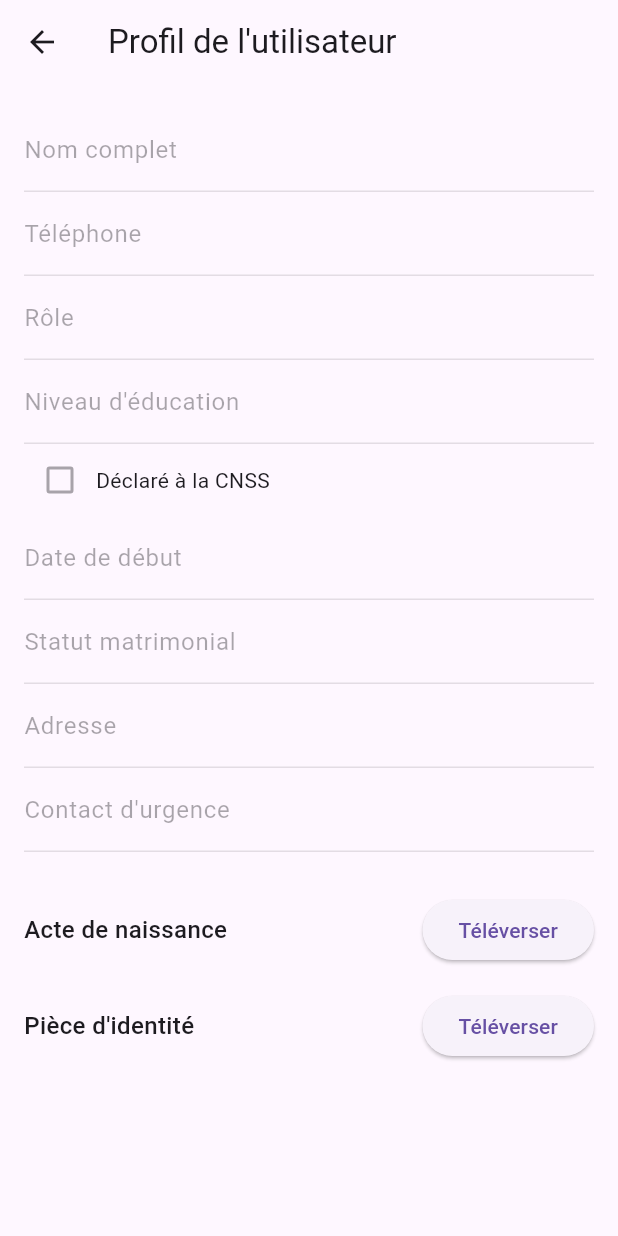
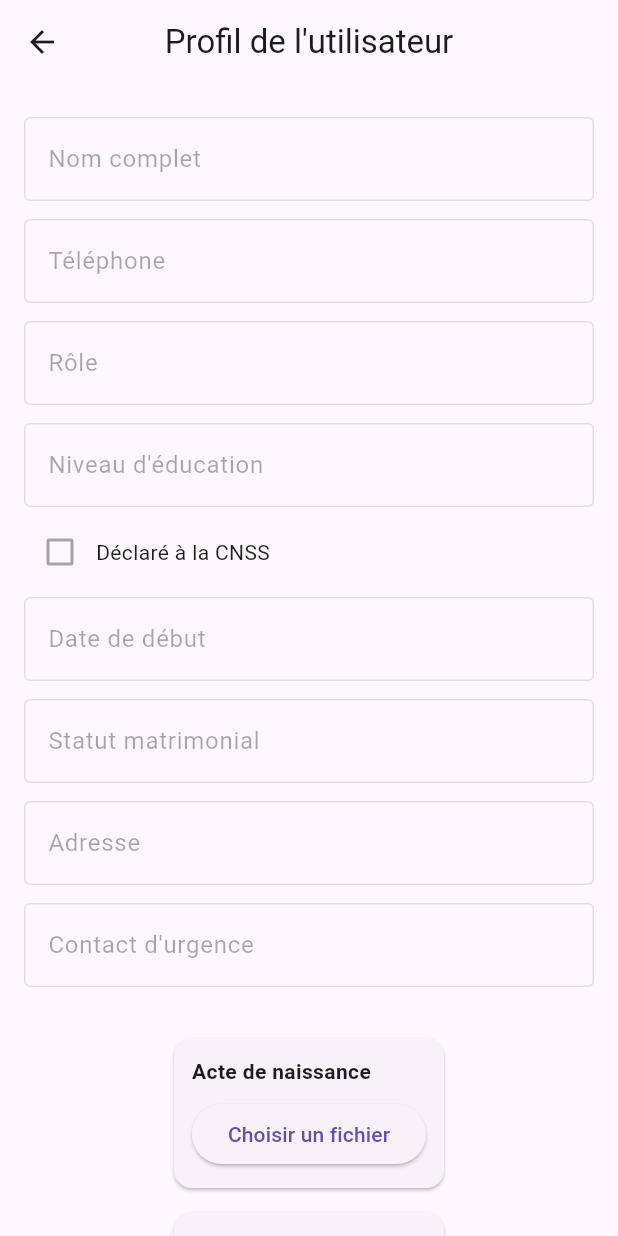
Before and after one commit to Louiscarlos2508/whisky_shop_app, a Flutter app: the ProfilPage screen opened directly, on a phone screen of 412 x 824 dp. Run offline on Flutter 3.47's test engine with Material 3 defaults, Android fonts, the phone set to English and light mode, and no system bars; our stand-ins replace cloud_firestore, file_picker, firebase_auth, firebase_core, firebase_storage, location and 2 more; missing offline and left inert: audio_waveforms, flutter_sound, mobile_scanner, universal_html; accounts and stored records are empty.

Commit message:
profil ameliorer

```diff
--- a/lib/pages/profil_page.dart
+++ b/lib/pages/profil_page.dart
@@ -1,10 +1,9 @@
 import 'dart:io';
-
 import 'package:cloud_firestore/cloud_firestore.dart';
 import 'package:firebase_storage/firebase_storage.dart';
 import 'package:file_picker/file_picker.dart';
-import 'package:flutter/foundation.dart';
 import 'package:flutter/material.dart';
+import 'package:url_launcher/url_launcher.dart';
 
 class ProfilPage extends StatefulWidget {
   final String userId;
@@ -25,13 +24,15 @@ class _ProfilePageState extends State<ProfilPage> {
   final _addressController = TextEditingController();
   final _emergencyContactController = TextEditingController();
 
-
   String? _selectedRole;
   String? _selectedEducationLevel;
   bool _isRegisteredCnss = false;
 
   String? _acteDeNaissanceUrl;
   String? _pieceIdentiteUrl;
+
+  File? _selectedFile;
+  String? _selectedFileType;
 
   @override
   void initState() {
@@ -42,112 +43,161 @@ class _ProfilePageState extends State<ProfilPage> {
   Future<void> _loadUserData() async {
     try {
       final doc = await _firestore.collection('users').doc(widget.userId).get();
-      if (!doc.exists) {
-        print("Aucun document trouvé pour cet ID");
-        return;
-      }
+      if (!doc.exists) return;
       final data = doc.data();
-      print("Données récupérées : $data");
-
-      if (data != null) {
       setState(() {
-          _fullNameController.text = data['fullName'] ?? '';
-          _phoneController.text = data['phone'] ?? '';
-          _selectedRole = (data['role'] != null) ? data['role'] as String : null;
-          _selectedEducationLevel = (data['educationLevel'] != null) ? data['educationLevel'] as String : null;
-          _isRegisteredCnss = data['cnssDeclared'] ?? false;
-          _startDateController.text = data['startDate'] ?? '';
-          _maritalStatusController.text = data['maritalStatus'] ?? '';
-          _addressController.text = data['adresse'] ?? '';
-          _emergencyContactController.text = data['emergencyContact'] ?? '';
-          _pieceIdentiteUrl = (data['pieceIdentite'] != null) ? data['pieceIdentite'] as String : null;
-          _acteDeNaissanceUrl = data['acte_de_naissance']?.toString();
-          if (_acteDeNaissanceUrl?.trim().isEmpty ?? true) {
-            _acteDeNaissanceUrl = null;
-          }
-
+        _fullNameController.text = data?['fullName'] ?? '';
+        _phoneController.text = data?['phone'] ?? '';
+        _selectedRole = data?['role'];
+        _selectedEducationLevel = data?['educationLevel'];
+        _isRegisteredCnss = data?['cnssDeclared'] ?? false;
+        _startDateController.text = data?['startDate'] ?? '';
+        _maritalStatusController.text = data?['maritalStatus'] ?? '';
+        _addressController.text = data?['adresse'] ?? '';
+        _emergencyContactController.text = data?['emergencyContact'] ?? '';
+        _pieceIdentiteUrl = data?['pieceIdentite'];
+        _acteDeNaissanceUrl = data?['acte_de_naissance'];
       });
-      }
     } catch (e) {
-      print("Erreur lors du chargement des données : $e");
+      print("Erreur chargement données : $e");
     }
   }
 
-
-  Future<void> _uploadDocument(String type) async {
-    print("Début upload document pour $type");
+  Future<void> _pickDocument(String type) async {
     final result = await FilePicker.platform.pickFiles();
-    if (result == null) {
-      print("Aucun fichier sélectionné");
-      return;
-    }
-    final path = result.files.single.path;
-    if (path == null) {
-      print("Le chemin du fichier est null");
-      return;
-    }
-    final file = File(path);
-    try {
-      final ref = FirebaseStorage.instance
-          .ref()
-          .child('documents/${widget.userId}/$type.pdf');
-      print("Début upload vers Firebase Storage...");
-      await ref.putFile(file);
-      print("Upload terminé. Récupération URL...");
-      final url = await ref.getDownloadURL();
-      print("URL obtenu : $url");
-      await _firestore.collection('users').doc(widget.userId).update({
-        type: url,
+    if (result != null && result.files.single.path != null) {
+      setState(() {
+        _selectedFile = File(result.files.single.path!);
+        _selectedFileType = type;
       });
-      if (kDebugMode) {
-        print("URL sauvegardée dans Firestore.");
-      }
-      setState(() {
-        if (type == 'acte_de_naissance') {
-          _acteDeNaissanceUrl = url;
-        } else if (type == 'pieceIdentite') {
-          _pieceIdentiteUrl = url;
-        }
-      });
-    } catch (e) {
-      print("Erreur lors de l'upload: $e");
     }
   }
 
+  Future<void> _confirmUpload() async {
+    if (_selectedFile == null || _selectedFileType == null) return;
+
+    final ref = FirebaseStorage.instance
+        .ref()
+        .child('documents/${widget.userId}/$_selectedFileType.pdf');
+
+    try {
+      await ref.putFile(_selectedFile!);
+
+      final url = await ref.getDownloadURL();
+
+      await _firestore.collection('users').doc(widget.userId).update({
+        _selectedFileType!: url,
+      });
+
+      setState(() {
+        if (_selectedFileType == 'acte_de_naissance') {
+          _acteDeNaissanceUrl = url;
+        } else {
+          _pieceIdentiteUrl = url;
+        }
+        _selectedFile = null;
+        _selectedFileType = null;
+      });
+
+      ScaffoldMessenger.of(context).showSnackBar(SnackBar(
+        content: Text('Document téléversé avec succès.'),
+        backgroundColor: Colors.green,
+      ));
+    } catch (e) {
+      print("Erreur upload : $e");
+      ScaffoldMessenger.of(context).showSnackBar(SnackBar(
+        content: Text('Erreur lors du téléversement.'),
+        backgroundColor: Colors.red,
+      ));
+    }
+  }
 
   Widget _buildTextField(String label, TextEditingController controller) {
-    return TextFormField(
+    return Padding(
+      padding: const EdgeInsets.symmetric(vertical: 6),
+      child: TextFormField(
         controller: controller,
         enabled: false,
-      decoration: InputDecoration(labelText: label),
+        decoration: InputDecoration(
+          labelText: label,
+          border: OutlineInputBorder(),
+        ),
+      ),
     );
   }
 
-  Widget _buildUploadSection(String label, String type) {
-    return Padding(
-      padding: const EdgeInsets.symmetric(vertical: 8.0),
-      child: Row(
-        mainAxisAlignment: MainAxisAlignment.spaceBetween,
+  Widget _buildUploadSection(String label, String type, String? url) {
+    final isSelected = _selectedFile != null && _selectedFileType == type;
+
+    // LOGIQUE STRICTE APPLIQUÉE
+    if (url != null && url.isNotEmpty) {
+      return Card(
+        margin: const EdgeInsets.symmetric(vertical: 8),
+        child: Padding(
+          padding: const EdgeInsets.all(12),
+          child: Column(
+            crossAxisAlignment: CrossAxisAlignment.start,
             children: [
-          Text(label, style: TextStyle(fontSize: 16, fontWeight: FontWeight.w500)),
-          ElevatedButton(
-            onPressed: () => _uploadDocument(type),
-            child: Text("Téléverser"),
-          )
+              Text(label, style: TextStyle(fontWeight: FontWeight.w600)),
+              const SizedBox(height: 8),
+              TextButton.icon(
+                icon: Icon(Icons.visibility),
+                label: Text("Voir le document"),
+                onPressed: () => launchUrl(Uri.parse(url)),
+              ),
             ],
           ),
+        ),
       );
+    }
 
+    return Card(
+      margin: const EdgeInsets.symmetric(vertical: 8),
+      child: Padding(
+        padding: const EdgeInsets.all(12),
+        child: Column(
+          crossAxisAlignment: CrossAxisAlignment.start,
+          children: [
+            Text(label, style: TextStyle(fontWeight: FontWeight.w600)),
+            const SizedBox(height: 8),
+            if (!isSelected)
+              ElevatedButton(
+                onPressed: () => _pickDocument(type),
+                child: Text("Choisir un fichier"),
+              ),
+            if (isSelected) ...[
+              Text("Fichier sélectionné : ${_selectedFile!.path.split('/').last}"),
+              Row(
+                children: [
+                  ElevatedButton.icon(
+                    onPressed: _confirmUpload,
+                    icon: Icon(Icons.upload),
+                    label: Text("Confirmer"),
+                  ),
+                  const SizedBox(width: 10),
+                  TextButton(
+                    onPressed: () => setState(() {
+                      _selectedFile = null;
+                      _selectedFileType = null;
+                    }),
+                    child: Text("Annuler"),
+                  ),
+                ],
+              )
+            ]
+          ],
+        ),
+      ),
+    );
   }
 
   @override
   Widget build(BuildContext context) {
     return Scaffold(
-      appBar: AppBar(title: Text("Profil de l'utilisateur")),
+      appBar: AppBar(title: Text("Profil de l'utilisateur"), centerTitle: true,),
       body: SingleChildScrollView(
         padding: EdgeInsets.all(16),
         child: Column(
-          crossAxisAlignment: CrossAxisAlignment.start,
           children: [
             _buildTextField("Nom complet", _fullNameController),
             _buildTextField("Téléphone", _phoneController),
@@ -164,10 +214,8 @@ class _ProfilePageState extends State<ProfilPage> {
             _buildTextField("Adresse", _addressController),
             _buildTextField("Contact d'urgence", _emergencyContactController),
             SizedBox(height: 20),
-            if (_acteDeNaissanceUrl == null || _acteDeNaissanceUrl!.trim().isEmpty)
-              _buildUploadSection("Acte de naissance", 'acte_de_naissance'),
-            if (_pieceIdentiteUrl == null || _pieceIdentiteUrl!.isEmpty)
-              _buildUploadSection("Pièce d'identité", 'pieceIdentite'),
+            _buildUploadSection("Acte de naissance", 'acte_de_naissance', _acteDeNaissanceUrl),
+            _buildUploadSection("Pièce d'identité", 'pieceIdentite', _pieceIdentiteUrl),
           ],
         ),
       ),
--- a/pubspec.yaml
+++ b/pubspec.yaml
@@ -72,6 +72,8 @@ dependencies:
   # qr_code_scanner: ^1.0.1
   # printing: ^5.12.0
   location: ^5.0.3
+  url_launcher: ^6.3.1
+  file_picker: ^10.1.9
 
 dev_dependencies:
   flutter_launcher_icons: ^0.11.0
```
Also changed, not shown: pubspec.lock, 2 other files. Lines whose indentation alone changed are shown as unchanged.
